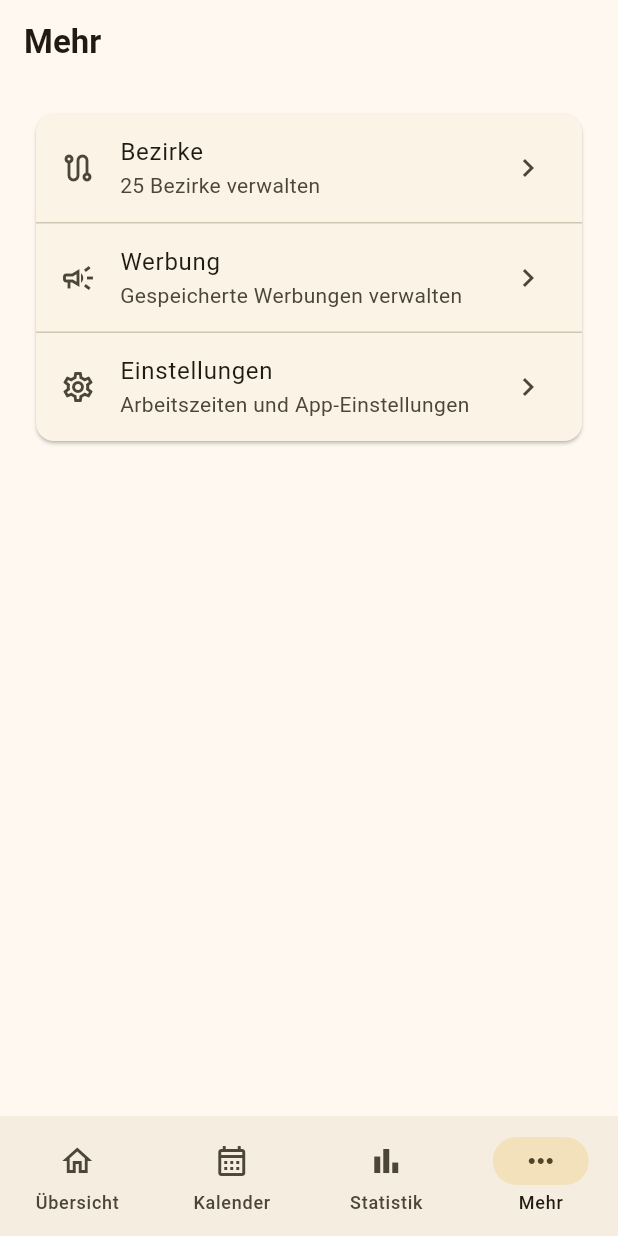
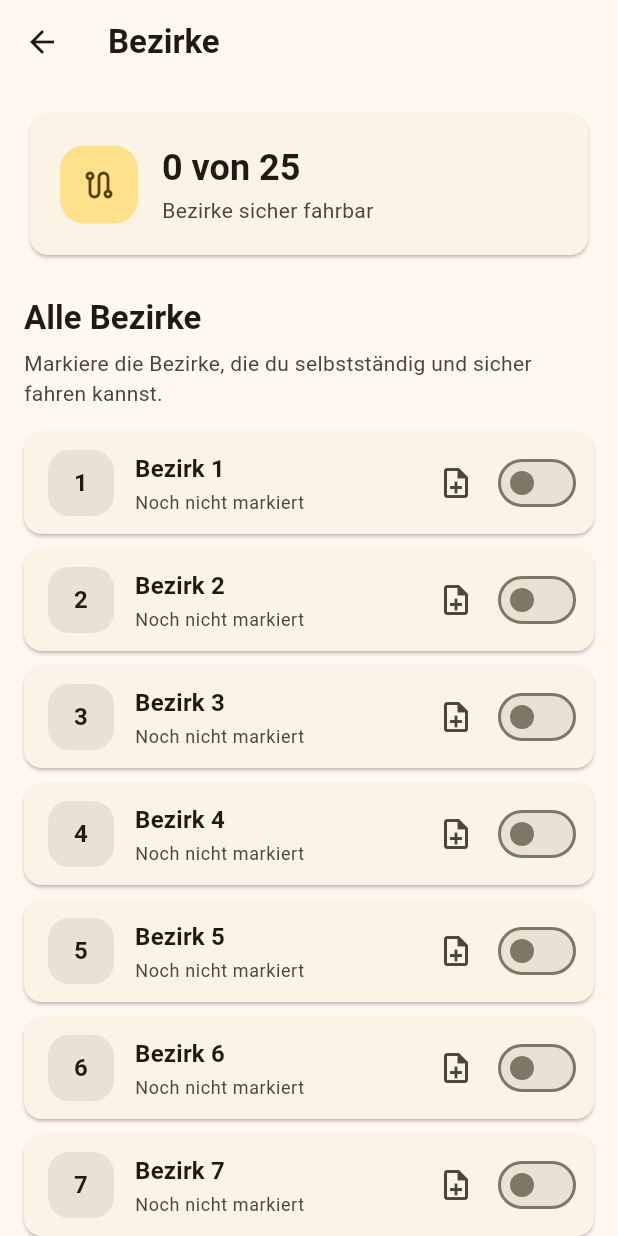
Before and after one commit to Ramon2024-RB/dienstlog, a Flutter app: the screen it shows after launch, item 4 of the bottom bar chosen, after a tap on "Bezirke", on a phone screen of 412 x 824 dp. Run offline on Flutter 3.47's test engine with Material 3 defaults, Android fonts, the phone set to English and light mode, and no system bars; our stand-ins replace flutter_riverpod, sqflite; accounts and stored records are empty.

Commit message:
Bezirksverwaltung mit SQLite Speicherung

```diff
--- a/lib/main.dart
+++ b/lib/main.dart
@@ -1,5 +1,7 @@
 import 'package:flutter/material.dart';
 import 'package:flutter_riverpod/flutter_riverpod.dart';
+
+import 'screens/districts/districts_page.dart';
 
 void main() {
   runApp(
@@ -338,7 +340,13 @@ class _MorePage extends StatelessWidget {
                   title: const Text('Bezirke'),
                   subtitle: const Text('25 Bezirke verwalten'),
                   trailing: const Icon(Icons.chevron_right),
-                  onTap: () {},
+                  onTap: () {
+                    Navigator.of(context).push(
+                      MaterialPageRoute<void>(
+                        builder: (context) => const DistrictsPage(),
+                      ),
+                    );
+                  },
                 ),
                 const Divider(height: 1),
                 ListTile(
--- /dev/null
+++ b/lib/screens/districts/districts_page.dart
@@ -0,0 +1,427 @@
+import 'package:flutter/material.dart';
+import 'package:flutter_riverpod/flutter_riverpod.dart';
+
+import '../../models/district.dart';
+import '../../services/district_provider.dart';
+
+class DistrictsPage extends ConsumerWidget {
+  const DistrictsPage({super.key});
+
+  @override
+  Widget build(BuildContext context, WidgetRef ref) {
+    final districtsAsync = ref.watch(districtProvider);
+
+    return Scaffold(
+      appBar: AppBar(
+        title: const Text(
+          'Bezirke',
+          style: TextStyle(
+            fontWeight: FontWeight.bold,
+          ),
+        ),
+      ),
+      body: districtsAsync.when(
+        loading: () {
+          return const Center(
+            child: CircularProgressIndicator(),
+          );
+        },
+        error: (error, stackTrace) {
+          return _DistrictErrorView(
+            error: error,
+            onRetry: () {
+              ref.invalidate(districtProvider);
+            },
+          );
+        },
+        data: (districts) {
+          return _DistrictList(
+            districts: districts,
+          );
+        },
+      ),
+    );
+  }
+}
+
+class _DistrictList extends ConsumerWidget {
+  const _DistrictList({
+    required this.districts,
+  });
+
+  final List<District> districts;
+
+  @override
+  Widget build(BuildContext context, WidgetRef ref) {
+    final activeDistricts = districts
+        .where((district) => district.isActive)
+        .toList();
+
+    final safeDistrictCount = activeDistricts
+        .where((district) => district.canDriveSafely)
+        .length;
+
+    return ListView(
+      padding: const EdgeInsets.fromLTRB(16, 16, 16, 32),
+      children: [
+        _DistrictSummaryCard(
+          totalDistricts: activeDistricts.length,
+          safeDistricts: safeDistrictCount,
+        ),
+        const SizedBox(height: 24),
+        Text(
+          'Alle Bezirke',
+          style: Theme.of(context).textTheme.titleLarge?.copyWith(
+                fontWeight: FontWeight.bold,
+              ),
+        ),
+        const SizedBox(height: 6),
+        Text(
+          'Markiere die Bezirke, die du selbstständig und sicher fahren kannst.',
+          style: Theme.of(context).textTheme.bodyMedium?.copyWith(
+                color: Theme.of(context).colorScheme.onSurfaceVariant,
+              ),
+        ),
+        const SizedBox(height: 16),
+        ...activeDistricts.map(
+          (district) => Padding(
+            padding: const EdgeInsets.only(bottom: 10),
+            child: _DistrictCard(
+              district: district,
+              onChanged: (value) async {
+                await ref
+                    .read(districtProvider.notifier)
+                    .setCanDriveSafely(
+                      district,
+                      value,
+                    );
+              },
+              onNotePressed: () {
+                _showNoteDialog(
+                  context,
+                  ref,
+                  district,
+                );
+              },
+            ),
+          ),
+        ),
+      ],
+    );
+  }
+
+  Future<void> _showNoteDialog(
+    BuildContext context,
+    WidgetRef ref,
+    District district,
+  ) async {
+    final note = await showDialog<String?>(
+      context: context,
+      builder: (dialogContext) {
+        return _DistrictNoteDialog(
+          districtNumber: district.number,
+          initialNote: district.note ?? '',
+        );
+      },
+    );
+
+    if (note == null) {
+      return;
+    }
+
+    await ref
+        .read(districtProvider.notifier)
+        .updateNote(
+          district,
+          note,
+        );
+  }
+}
+
+class _DistrictNoteDialog extends StatefulWidget {
+  const _DistrictNoteDialog({
+    required this.districtNumber,
+    required this.initialNote,
+  });
+
+  final int districtNumber;
+  final String initialNote;
+
+  @override
+  State<_DistrictNoteDialog> createState() => _DistrictNoteDialogState();
+}
+
+class _DistrictNoteDialogState extends State<_DistrictNoteDialog> {
+  late final TextEditingController _controller;
+
+  @override
+  void initState() {
+    super.initState();
+
+    _controller = TextEditingController(
+      text: widget.initialNote,
+    );
+  }
+
+  @override
+  void dispose() {
+    _controller.dispose();
+    super.dispose();
+  }
+
+  @override
+  Widget build(BuildContext context) {
+    return AlertDialog(
+      title: Text(
+        'Notiz – Bezirk ${widget.districtNumber}',
+      ),
+      content: TextField(
+        controller: _controller,
+        autofocus: true,
+        minLines: 2,
+        maxLines: 5,
+        decoration: const InputDecoration(
+          hintText: 'Optionale Notiz zum Bezirk',
+          border: OutlineInputBorder(),
+        ),
+      ),
+      actions: [
+        TextButton(
+          onPressed: () {
+            Navigator.of(context).pop();
+          },
+          child: const Text('Abbrechen'),
+        ),
+        FilledButton(
+          onPressed: () {
+            Navigator.of(context).pop(
+              _controller.text,
+            );
+          },
+          child: const Text('Speichern'),
+        ),
+      ],
+    );
+  }
+}
+
+class _DistrictSummaryCard extends StatelessWidget {
+  const _DistrictSummaryCard({
+    required this.totalDistricts,
+    required this.safeDistricts,
+  });
+
+  final int totalDistricts;
+  final int safeDistricts;
+
+  @override
+  Widget build(BuildContext context) {
+    return Card(
+      child: Padding(
+        padding: const EdgeInsets.all(20),
+        child: Row(
+          children: [
+            Container(
+              width: 52,
+              height: 52,
+              decoration: BoxDecoration(
+                color: Theme.of(context)
+                    .colorScheme
+                    .primaryContainer,
+                borderRadius: BorderRadius.circular(16),
+              ),
+              child: Icon(
+                Icons.route_outlined,
+                color: Theme.of(context)
+                    .colorScheme
+                    .onPrimaryContainer,
+              ),
+            ),
+            const SizedBox(width: 16),
+            Expanded(
+              child: Column(
+                crossAxisAlignment: CrossAxisAlignment.start,
+                children: [
+                  Text(
+                    '$safeDistricts von $totalDistricts',
+                    style: Theme.of(context)
+                        .textTheme
+                        .headlineSmall
+                        ?.copyWith(
+                          fontWeight: FontWeight.bold,
+                        ),
+                  ),
+                  const SizedBox(height: 2),
+                  Text(
+                    'Bezirke sicher fahrbar',
+                    style: Theme.of(context)
+                        .textTheme
+                        .bodyMedium
+                        ?.copyWith(
+                          color: Theme.of(context)
+                              .colorScheme
+                              .onSurfaceVariant,
+                        ),
+                  ),
+                ],
+              ),
+            ),
+          ],
+        ),
+      ),
+    );
+  }
+}
+
+class _DistrictCard extends StatelessWidget {
+  const _DistrictCard({
+    required this.district,
+    required this.onChanged,
+    required this.onNotePressed,
+  });
+
+  final District district;
+  final ValueChanged<bool> onChanged;
+  final VoidCallback onNotePressed;
+
+  @override
+  Widget build(BuildContext context) {
+    return Card(
+      margin: EdgeInsets.zero,
+      child: Padding(
+        padding: const EdgeInsets.fromLTRB(
+          16,
+          10,
+          8,
+          10,
+        ),
+        child: Row(
+          children: [
+            Container(
+              width: 44,
+              height: 44,
+              alignment: Alignment.center,
+              decoration: BoxDecoration(
+                color: district.canDriveSafely
+                    ? Theme.of(context)
+                        .colorScheme
+                        .primaryContainer
+                    : Theme.of(context)
+                        .colorScheme
+                        .surfaceContainerHighest,
+                borderRadius: BorderRadius.circular(14),
+              ),
+              child: Text(
+                '${district.number}',
+                style: Theme.of(context)
+                    .textTheme
+                    .titleMedium
+                    ?.copyWith(
+                      fontWeight: FontWeight.bold,
+                    ),
+              ),
+            ),
+            const SizedBox(width: 14),
+            Expanded(
+              child: Column(
+                crossAxisAlignment: CrossAxisAlignment.start,
+                children: [
+                  Text(
+                    'Bezirk ${district.number}',
+                    style: Theme.of(context)
+                        .textTheme
+                        .titleMedium
+                        ?.copyWith(
+                          fontWeight: FontWeight.w600,
+                        ),
+                  ),
+                  const SizedBox(height: 2),
+                  Text(
+                    district.note?.isNotEmpty == true
+                        ? district.note!
+                        : district.canDriveSafely
+                            ? 'Sicher fahrbar'
+                            : 'Noch nicht markiert',
+                    maxLines: 2,
+                    overflow: TextOverflow.ellipsis,
+                    style: Theme.of(context)
+                        .textTheme
+                        .bodySmall
+                        ?.copyWith(
+                          color: Theme.of(context)
+                              .colorScheme
+                              .onSurfaceVariant,
+                        ),
+                  ),
+                ],
+              ),
+            ),
+            IconButton(
+              tooltip: 'Notiz',
+              onPressed: onNotePressed,
+              icon: Icon(
+                district.note?.isNotEmpty == true
+                    ? Icons.notes
+                    : Icons.note_add_outlined,
+              ),
+            ),
+            Switch(
+              value: district.canDriveSafely,
+              onChanged: onChanged,
+            ),
+          ],
+        ),
+      ),
+    );
+  }
+}
+
+class _DistrictErrorView extends StatelessWidget {
+  const _DistrictErrorView({
+    required this.error,
+    required this.onRetry,
+  });
+
+  final Object error;
+  final VoidCallback onRetry;
+
+  @override
+  Widget build(BuildContext context) {
+    return Center(
+      child: Padding(
+        padding: const EdgeInsets.all(24),
+        child: Column(
+          mainAxisSize: MainAxisSize.min,
+          children: [
+            const Icon(
+              Icons.error_outline,
+              size: 48,
+            ),
+            const SizedBox(height: 16),
+            Text(
+              'Die Bezirke konnten nicht geladen werden.',
+              textAlign: TextAlign.center,
+              style: Theme.of(context)
+                  .textTheme
+                  .titleMedium
+                  ?.copyWith(
+                    fontWeight: FontWeight.bold,
+                  ),
+            ),
+            const SizedBox(height: 8),
+            Text(
+              '$error',
+              textAlign: TextAlign.center,
+            ),
+            const SizedBox(height: 20),
+            FilledButton.icon(
+              onPressed: onRetry,
+              icon: const Icon(Icons.refresh),
+              label: const Text('Erneut versuchen'),
+            ),
+          ],
+        ),
+      ),
+    );
+  }
+}
```
Also changed, not shown: lib/services/district_provider.dart (added, +84 -0 lines).
